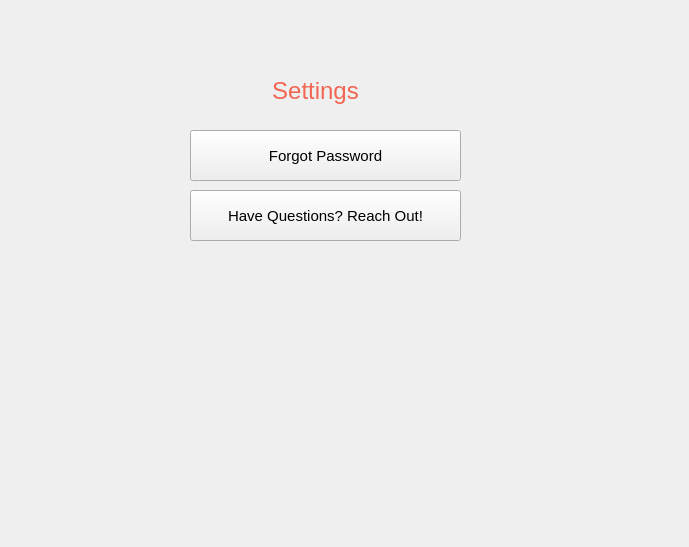
The window that King_Project/settings.ui (greg-maceachern12/MicroManage) describes before a commit, drawn with Qt 5.
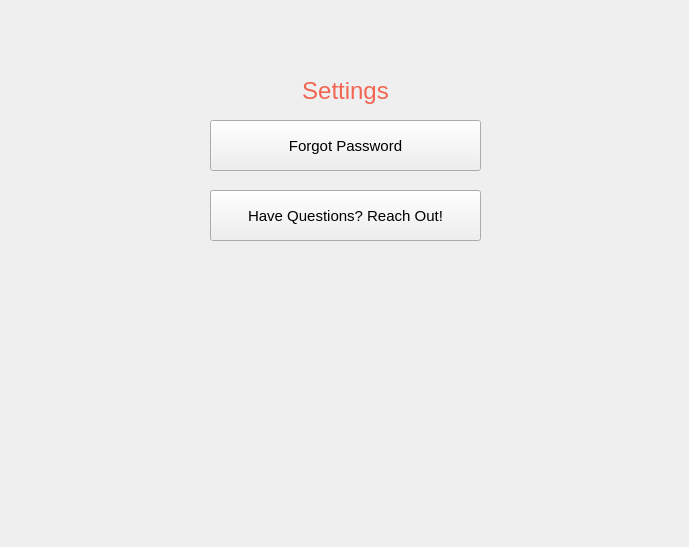
The same window after the commit.

What changed in the file:
```diff
--- a/King_Project/settings.ui
+++ b/King_Project/settings.ui
@@ -16,7 +16,7 @@
   <widget class="QPushButton" name="pushButton_3">
    <property name="geometry">
     <rect>
-     <x>190</x>
+     <x>210</x>
      <y>190</y>
      <width>271</width>
      <height>51</height>
@@ -33,8 +33,8 @@
   <widget class="QPushButton" name="pushButton_4">
    <property name="geometry">
     <rect>
-     <x>190</x>
-     <y>130</y>
+     <x>210</x>
+     <y>120</y>
      <width>271</width>
      <height>51</height>
     </rect>
@@ -50,9 +50,9 @@
   <widget class="QLabel" name="label_2">
    <property name="geometry">
     <rect>
-     <x>270</x>
+     <x>0</x>
      <y>70</y>
-     <width>91</width>
+     <width>691</width>
      <height>41</height>
     </rect>
    </property>
```
